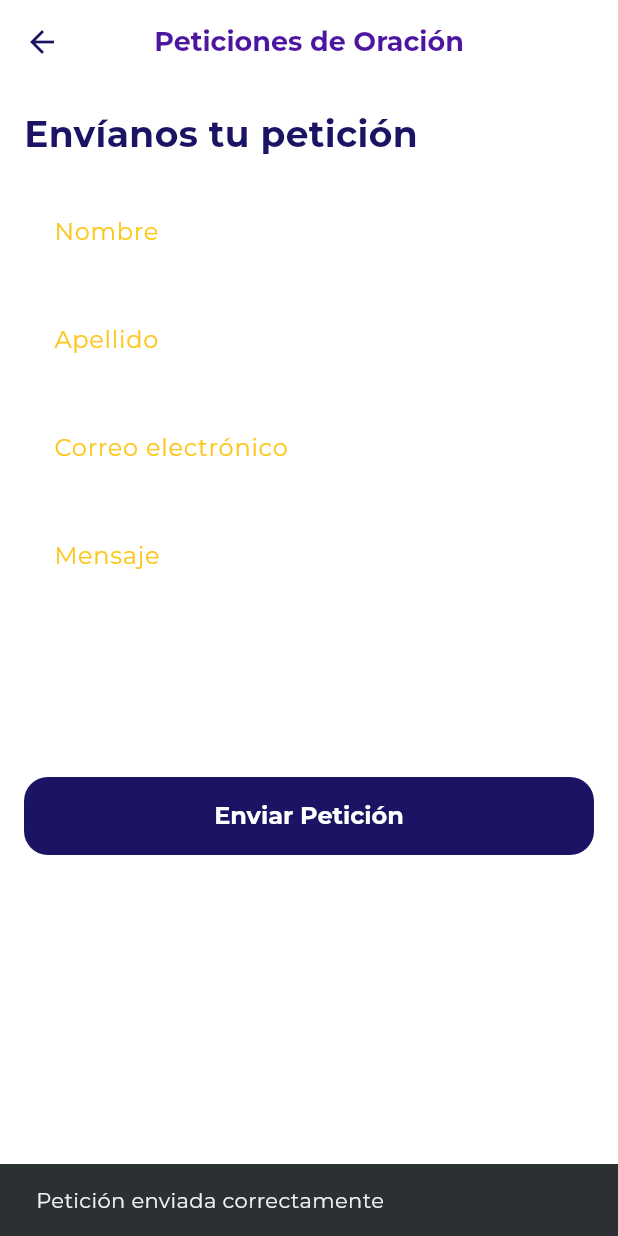
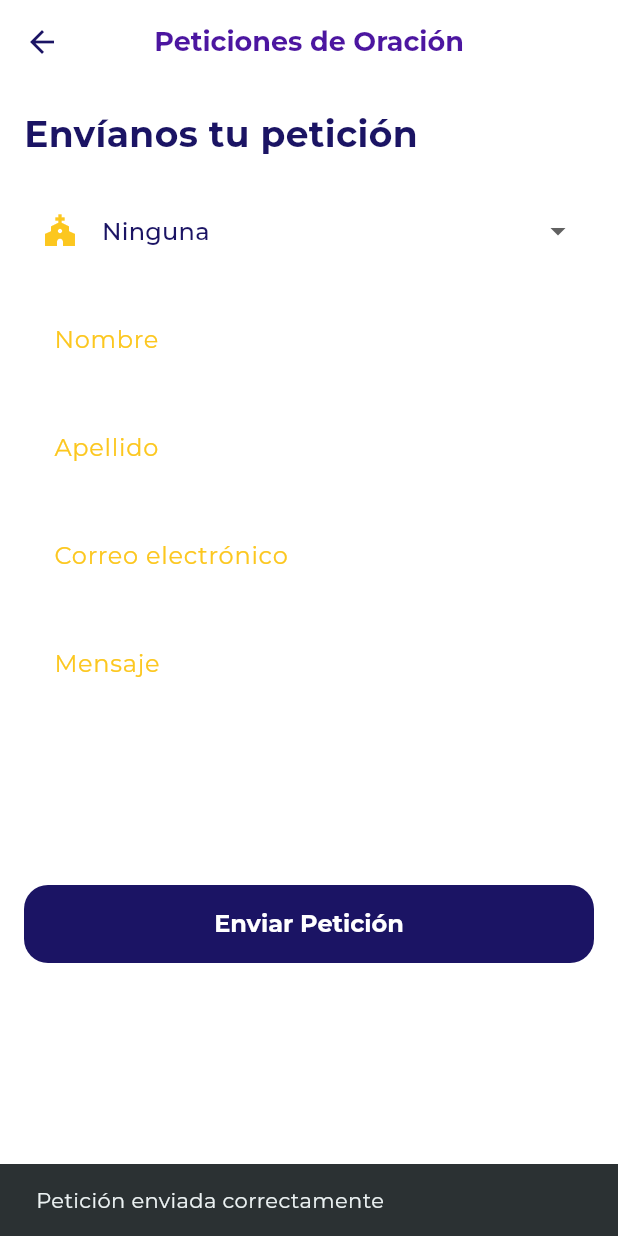
Before and after one commit to HectorAcosta2004/rpsp, a Flutter app: the PrayerRequestPage screen opened by its route, after a tap on "Enviar Petición", on a phone screen of 412 x 824 dp. Run offline on Flutter 3.47's test engine with Material 3 defaults, Android fonts, the phone set to English and light mode, and no system bars; drawn by our look-alikes of loader_overlay; our stand-ins replace adaptive_theme, auto_size_text, cached_network_image, dio, easy_localization, firebase_core and 17 more; missing offline and left inert: app_settings, app_tracking_transparency, onesignal_flutter; accounts and stored records are empty; network calls fail; statements that could not run were skipped.

Commit message:
`Added union selection dropdown and logic to choose email recipient based on selected union`

```diff
--- a/assets/translations/en-US.json
+++ b/assets/translations/en-US.json
@@ -292,5 +292,12 @@
    "adding":"Adding...",
    "add_to_favorites": "Agregar a Favoritos",
     "remove_from_favorites": "Eliminar de Favoritos",
-    "app_name": "Revived by his word"
+    "app_name": "Revived by his word",
+    "select_union": "Select your Union",
+    "union_central": "Central Mexican Union",
+    "union_chiapas": "Chiapas Mexican Union",
+    "union_interoceanica": "Inter-Oceanic Mexican Union",
+    "union_norte": "North Mexican Union",
+    "union_sureste": "Southeast Mexican Union",
+    "union_none": "None"
 }
--- a/assets/translations/es-ES.json
+++ b/assets/translations/es-ES.json
@@ -248,5 +248,12 @@
     "add_to_favorites": "Agregar a Favoritos",
     "remove_from_favorites": "Eliminar de Favoritos",
      "adding":"Agregando...",
-     "app_name": "Reavivados por su palabra"
+     "app_name": "Reavivados por su palabra",
+    "select_union": "Selecciona tu Unión",
+    "union_central": "Unión Mexicana Central",
+    "union_chiapas": "Unión Mexicana de Chiapas",
+    "union_interoceanica": "Unión Mexicana Interoceánica",
+    "union_norte": "Unión Mexicana del Norte",
+    "union_sureste": "Unión Mexicana del Sureste",
+    "union_none": "Ninguna"
 }
--- a/lib/views/prayer_request/prayer_request_page.dart
+++ b/lib/views/prayer_request/prayer_request_page.dart
@@ -19,6 +19,19 @@ class _PrayerRequestPageState extends State<PrayerRequestPage> {
   final TextEditingController _emailController = TextEditingController();
   final TextEditingController _messageController = TextEditingController();
 
+  // Variable to store the selected union key (e.g., 'union_central')
+  String? _selectedUnion;
+
+  // 1. MAP OF UNIONS AND THEIR EMAILS
+
+  final Map<String, String> _unionEmails = {
+    'union_central': 'central@example.com',
+    'union_chiapas': 'chiapas@example.com',
+    'union_interoceanica': 'interoceanica@example.com',
+    'union_norte': '1220072@unav.edu.mx',
+    'union_sureste': 'sureste@example.com',
+  };
+
   bool _isSending = false;
 
   @override
@@ -36,8 +49,10 @@ class _PrayerRequestPageState extends State<PrayerRequestPage> {
         _isSending = true;
       });
 
+      // 1. Open Email App
       await _launchEmailApp();
 
+      // 2. Send to WordPress API
       await _sendToWordPressAPI();
 
       setState(() {
@@ -45,11 +60,16 @@ class _PrayerRequestPageState extends State<PrayerRequestPage> {
       });
 
       if (mounted) {
+        // Clear the form
         _nameController.clear();
         _lastNameController.clear();
         _emailController.clear();
         _messageController.clear();
+        setState(() {
+          _selectedUnion = null; // Reset the dropdown
+        });
 
+        // Show success message
         ScaffoldMessenger.of(context).showSnackBar(
           SnackBar(content: Text('request_sent_success'.tr())),
         );
@@ -63,11 +83,26 @@ class _PrayerRequestPageState extends State<PrayerRequestPage> {
     final emailUsuario = _emailController.text;
     final mensaje = _messageController.text;
 
-    const String destinatario = "1220072@unav.edu.mx";
+    // 2. LOGIC TO CHOOSE THE EMAIL RECIPIENT
+    String destinatario;
+
+    if (_selectedUnion != null && _unionEmails.containsKey(_selectedUnion)) {
+      // If a union was selected, use its specific email
+      destinatario = _unionEmails[_selectedUnion]!;
+    } else {
+      // If none selected ("None" or null), use the default email
+      destinatario = "afragoso@adventistasumn.org";
+    }
+
     final String asunto = "Nuevo Pedido de Oración: $nombre $apellido";
 
+    // Translate the union name for the email body so the recipient understands it
+    final String unionName =
+        _selectedUnion != null ? _selectedUnion!.tr() : 'union_none'.tr();
+
     final String cuerpo = "Nombre: $nombre $apellido\n"
-        "Email de contacto: $emailUsuario\n\n"
+        "Email de contacto: $emailUsuario\n"
+        "Unión: $unionName\n\n" // Include the union info
         "Pedido de Oración:\n$mensaje";
 
     final Uri emailLaunchUri = Uri(
@@ -82,7 +117,7 @@ class _PrayerRequestPageState extends State<PrayerRequestPage> {
         await launchUrl(emailLaunchUri);
       }
     } catch (e) {
-      debugPrint("No se pudo abrir la app de correo: $e");
+      debugPrint("Could not launch email app: $e");
     }
   }
 
@@ -93,13 +128,18 @@ class _PrayerRequestPageState extends State<PrayerRequestPage> {
       const String apiUrl =
           "https://rpsp.adventistasumn.org/wp-json/contact-form-7/v1/contact-forms/160/feedback";
 
+      final String unionName =
+          _selectedUnion != null ? _selectedUnion!.tr() : 'union_none'.tr();
+
+      final String mensajeCompleto =
+          "Unión seleccionada: $unionName\n\n${_messageController.text}";
+
       final formData = FormData.fromMap({
         "your-name": "${_nameController.text} ${_lastNameController.text}",
         "your-email": _emailController.text,
-        "your-message": _messageController.text,
-        "your-subject": "Petición desde App Móvil",
-        "_wpcf7_unit_tag":
-            "wpcf7-f160-p1-o1", // Ayuda a la validación interna de WP
+        "your-message": mensajeCompleto, // Message with union info
+        "your-subject": "Petición desde App Móvil ($unionName)",
+        "_wpcf7_unit_tag": "wpcf7-f160-p1-o1",
       });
 
       final response = await dio.post(
@@ -113,14 +153,14 @@ class _PrayerRequestPageState extends State<PrayerRequestPage> {
       );
 
       if (response.statusCode == 200) {
-        print("✅ Datos guardados en WordPress correctamente: ${response.data}");
+        print("✅ Data sent to WordPress successfully: ${response.data}");
       } else {
         print(
-            "⚠️ WordPress recibió la petición pero respondió: ${response.statusCode}");
-        print("Respuesta: ${response.data}");
+            "⚠️ WordPress received the request but responded: ${response.statusCode}");
+        print("Response: ${response.data}");
       }
     } catch (e) {
-      print("❌ Error de conexión con la API: $e");
+      print("❌ Error connecting to API: $e");
     }
   }
 
@@ -143,6 +183,43 @@ class _PrayerRequestPageState extends State<PrayerRequestPage> {
                     const TextStyle(fontSize: 24, fontWeight: FontWeight.bold),
               ),
               const SizedBox(height: 20),
+
+              // 3. UNION SELECTION DROPDOWN
+              DropdownButtonFormField<String>(
+                value: _selectedUnion,
+                decoration: InputDecoration(
+                  labelText: 'select_union'.tr(),
+                  border: const OutlineInputBorder(),
+                  prefixIcon: const Icon(Icons.church),
+                ),
+                items: [
+                  // Default "None" option
+                  DropdownMenuItem(
+                    value: null,
+                    child: Text('union_none'.tr()),
+                  ),
+                  ..._unionEmails.keys.map((String key) {
+                    return DropdownMenuItem(
+                      value: key,
+                      child: Text(
+                        key.tr(),
+                        overflow: TextOverflow.ellipsis,
+                        style: const TextStyle(fontSize: 14),
+                      ),
+                    );
+                  }).toList(),
+                ],
+                onChanged: (String? newValue) {
+                  setState(() {
+                    _selectedUnion = newValue;
+                  });
+                },
+                isExpanded: true,
+              ),
+
+              const SizedBox(height: 16),
+
+              // First Name Field
               TextFormField(
                 controller: _nameController,
                 decoration: InputDecoration(
@@ -152,6 +229,8 @@ class _PrayerRequestPageState extends State<PrayerRequestPage> {
                 validator: AppValidators.required,
               ),
               const SizedBox(height: 16),
+
+              // Last Name Field
               TextFormField(
                 controller: _lastNameController,
                 decoration: InputDecoration(
@@ -161,6 +240,8 @@ class _PrayerRequestPageState extends State<PrayerRequestPage> {
                 validator: AppValidators.required,
               ),
               const SizedBox(height: 16),
+
+              // Email Field
               TextFormField(
                 controller: _emailController,
                 keyboardType: TextInputType.emailAddress,
@@ -171,6 +252,8 @@ class _PrayerRequestPageState extends State<PrayerRequestPage> {
                 validator: AppValidators.email,
               ),
               const SizedBox(height: 16),
+
+              // Message Field
               TextFormField(
                 controller: _messageController,
                 maxLines: 5,
@@ -182,6 +265,8 @@ class _PrayerRequestPageState extends State<PrayerRequestPage> {
                 validator: AppValidators.required,
               ),
               const SizedBox(height: 24),
+
+              // Submit Button
               ElevatedButton(
                 onPressed: _isSending ? null : _submitForm,
                 style: ElevatedButton.styleFrom(
```
